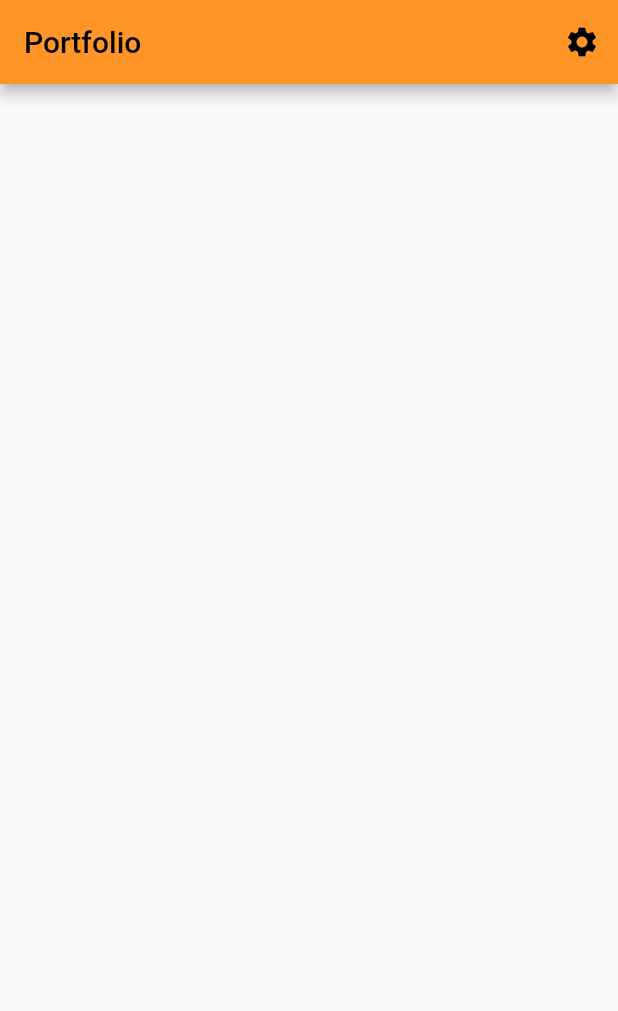
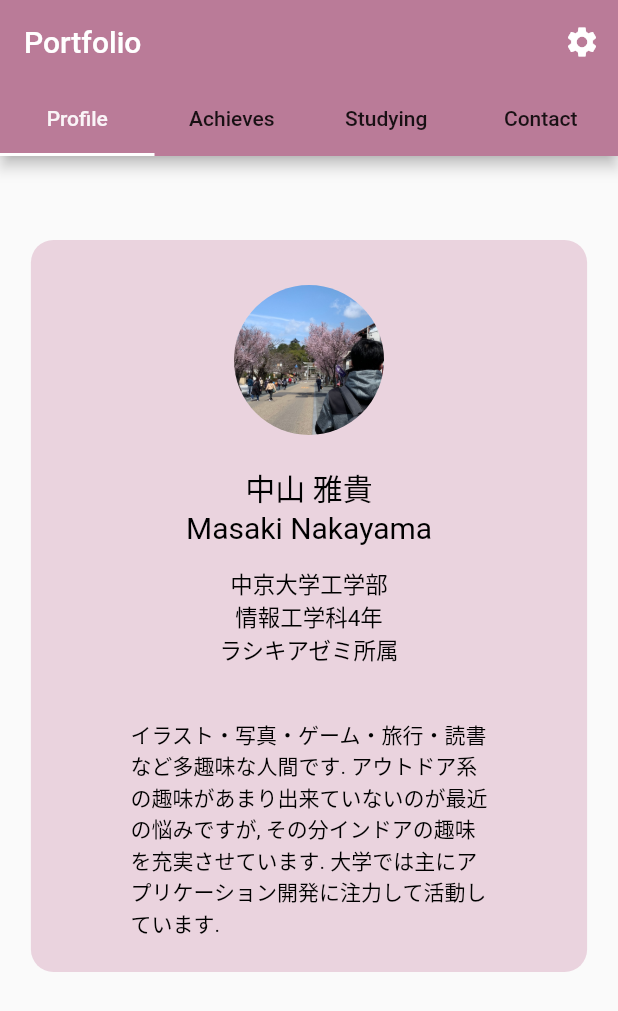
Before and after one commit to U-Masaki-ta/flutter-portfolio-ver2, a Flutter app: the screen it shows after launch, on a phone screen of 412 x 824 dp. Shown: the top 1011 px of the screen. Run offline on Flutter 3.47's test engine with Material 2 defaults, Android fonts, the phone set to English and light mode, and no system bars; our stand-ins replace settings_ui.

Commit message:
add: assets file, profile

```diff
--- a/lib/main.dart
+++ b/lib/main.dart
@@ -1,7 +1,8 @@
 import 'package:flutter/material.dart';
+import 'package:portfolio/pages/profile.dart';
 import 'package:provider/provider.dart';
-import 'package:portfolio/setting.dart';
-import 'package:portfolio/customtheme.dart';
+import 'package:portfolio/pages/setting.dart';
+import 'package:portfolio/theme.dart';
 
 void main() {
   runApp(const MyApp());
@@ -32,10 +33,25 @@ class MyHomePage extends StatefulWidget {
   _MyHomePageState createState() => _MyHomePageState();
 }
 
-class _MyHomePageState extends State<MyHomePage> {
+class MainTab {
+  String label;
+  Widget widget;
+  MainTab(this.label, this.widget);
+}
+
+class _MyHomePageState extends State<MyHomePage> with TickerProviderStateMixin {
+  final List<MainTab> _tab = [
+    MainTab('Profile', const ProfileWidget()),
+    MainTab('Achieves', const Setting()),
+    MainTab('Studying', const Setting()),
+    MainTab('Contact', const Setting()),
+  ];
+
   @override
   Widget build(BuildContext context) {
-    return Scaffold(
+    return DefaultTabController(
+      length: _tab.length,
+      child: Scaffold(
         appBar: AppBar(
           title: const Text('Portfolio'),
           actions: [
@@ -48,10 +64,23 @@ class _MyHomePageState extends State<MyHomePage> {
                     builder: (context) => const Setting(),
                   ),
                 );
-              //Provider.of<MyTheme>(context, listen: false).toggle();
               },
             ),
           ],
+          bottom: TabBar(
+            labelColor: customSwatch.shade50,
+            unselectedLabelColor: Colors.black87,
+            indicatorColor: customSwatch,
+            tabs: _tab.map((MainTab tab) {
+              return Tab(
+                text: tab.label,
+              );
+            }).toList(),
+          ),
+        ),
+        body: TabBarView(
+          children: _tab.map((tab) => tab.widget).toList(),
+        ),
       ),
     );
   }
--- /dev/null
+++ b/lib/pages/profile.dart
@@ -0,0 +1,100 @@
+import 'package:flutter/material.dart';
+import 'package:portfolio/theme.dart';
+
+class ProfileWidget extends StatefulWidget {
+  const ProfileWidget({Key? key}) : super(key: key);
+  @override
+  ProfileWidgetState createState() => ProfileWidgetState();
+}
+
+class ProfileWidgetState extends State<ProfileWidget> {
+  @override
+  Widget build(BuildContext context) {
+    return (_createProfile(context));
+  }
+
+  Widget _createProfile(BuildContext context) {
+    double screenWidth = MediaQuery.of(context).size.width;
+    //double screenHeight = MediaQuery.of(context).size.height;
+    double mW = screenWidth * 0.05;
+    return SingleChildScrollView(
+      child: ConstrainedBox(
+        constraints: const BoxConstraints(maxWidth: 500, minHeight: 600),
+        child: SizedBox(
+          height: 600,
+          child: Container(
+            //padding: EdgeInsets.only(top: ),
+            margin: EdgeInsets.fromLTRB(mW, kToolbarHeight, mW, kToolbarHeight),
+            decoration: BoxDecoration(
+              color: customSwatch.shade200,
+              borderRadius: BorderRadius.circular(15),
+            ),
+            child: _profileArea(),
+          ),
+        ),
+      ),
+    );
+  }
+
+  Widget _profileArea() {
+    return Column(
+      //mainAxisAlignment: MainAxisAlignment.center,
+      //crossAxisAlignment: CrossAxisAlignment.center,
+      mainAxisSize: MainAxisSize.min,
+      children: <Widget>[
+        Container(
+          margin: const EdgeInsets.fromLTRB(0, 30, 0, 20),
+          width: 100,
+          height: 100,
+          decoration: const BoxDecoration(
+            shape: BoxShape.circle,
+            image: DecorationImage(
+              fit: BoxFit.fill,
+              image: AssetImage('assets/imgs/profile.jpg'),
+            ),
+          ),
+        ),
+        Container(
+          margin: const EdgeInsets.only(bottom: 15),
+          child: const Center(
+            child: Text("中山 雅貴\nMasaki Nakayama",
+                textAlign: TextAlign.center,
+                style: TextStyle(
+                  fontSize: 20,
+                  color: Colors.black,
+                )),
+          ),
+        ),
+        Container(
+          margin: const EdgeInsets.only(bottom: 15),
+          child: const Center(
+            child: Text("中京大学工学部\n情報工学科4年\nラシキアゼミ所属",
+                textAlign: TextAlign.center,
+                style: TextStyle(
+                  fontSize: 15,
+                  color: Colors.black,
+                )),
+          ),
+        ),
+        Container(
+          margin: const EdgeInsets.fromLTRB(30, 20, 30, 10),
+          child: const Center(
+            child: Text(
+                'イラスト・写真・ゲーム・旅行・読書\n'
+                'など多趣味な人間です. アウトドア系\n'
+                'の趣味があまり出来ていないのが最近\n'
+                'の悩みですが, その分インドアの趣味\n'
+                'を充実させています. 大学では主にア\n'
+                'プリケーション開発に注力して活動し\n'
+                'ています.',
+                style: TextStyle(
+                  overflow: TextOverflow.fade,
+                  fontSize: 14,
+                  color: Colors.black,
+                )),
+          ),
+        ),
+      ],
+    );
+  }
+}
--- a/lib/setting.dart
+++ b/lib/pages/setting.dart
@@ -1,5 +1,5 @@
 import 'package:flutter/material.dart';
-import 'package:portfolio/customtheme.dart';
+import 'package:portfolio/theme.dart';
 import 'package:provider/provider.dart';
 import 'package:settings_ui/settings_ui.dart';
 
--- a/lib/customtheme.dart
+++ b/lib/theme.dart
@@ -1,18 +1,18 @@
 import 'package:flutter/material.dart';
 
 const MaterialColor customSwatch = MaterialColor(
-  0xFFFF9526,
+  0xFFBA7B98,
   <int, Color>{
-    50: Color(0xFFFFF0E0),
-    100: Color(0xFFFFDAB3),
-    200: Color(0xFFFFC180),
-    300: Color(0xFFFFA84D),
-    400: Color(0xFFFF9526),
-    500: Color(0xFFFF8200),
-    600: Color(0xFFFF7A00),
-    700: Color(0xFFFF6F00),
-    800: Color(0xFFFF6500),
-    900: Color(0xFFFF5200),
+    50: Color(0xFFFAF4F7),
+    100: Color(0xFFF2E4EB),
+    200: Color(0xFFEAD3DE),
+    300: Color(0xFFE2C1D1),
+    400: Color(0xFFDBB3C7),
+    500: Color(0xFFD5A6BD),
+    600: Color(0xFFD09EB7),
+    700: Color(0xFFCA95AE),
+    800: Color(0xFFC48BA6),
+    900: Color(0xFFBA7B98),
   },
 );
 
@@ -34,8 +34,6 @@ class MyTheme extends ChangeNotifier {
     current = _isDark
         ? ThemeData(
             brightness: Brightness.dark,
-            primarySwatch: customSwatch,
-            primaryColor: customSwatch,
             splashFactory: NoSplash.splashFactory,
           )
         : ThemeData(
--- a/pubspec.yaml
+++ b/pubspec.yaml
@@ -61,7 +61,8 @@ flutter:
   uses-material-design: true
 
   # To add assets to your application, add an assets section, like this:
-  # assets:
+  assets:
+      - assets/imgs/
   #   - images/a_dot_burr.jpeg
   #   - images/a_dot_ham.jpeg
 
```
Also changed, not shown: assets/imgs/background.jpg (added), assets/imgs/profile.jpg (added). Lines whose indentation alone changed are shown as unchanged.
